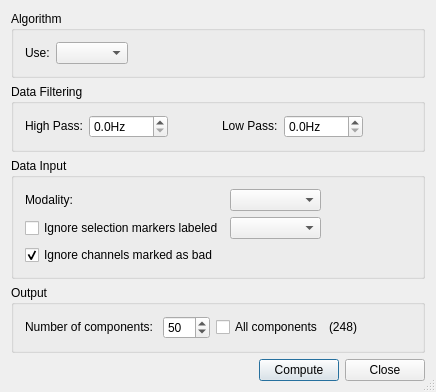
Above: src/plugins/ICA/ICASettings.ui from HIP-infrastructure/anywave-code before the change. Below: the same form after it.
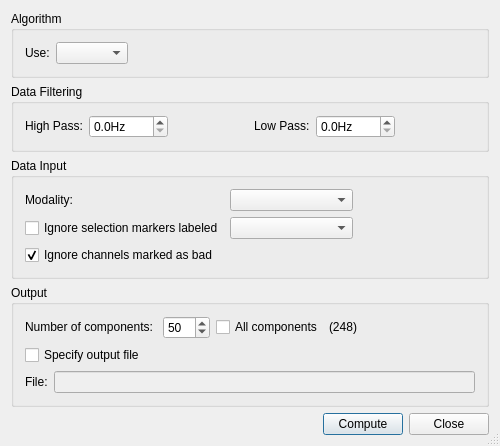
That is the form after the change. Icons and pictures are not drawn.

Commit message: Fixing some things on ICA (automatic output file is created or manually chosen by the user). Still working on averaging.

```diff
--- a/src/plugins/ICA/ICASettings.ui
+++ b/src/plugins/ICA/ICASettings.ui
@@ -6,8 +6,8 @@
    <rect>
     <x>0</x>
     <y>0</y>
-    <width>436</width>
-    <height>377</height>
+    <width>500</width>
+    <height>412</height>
    </rect>
   </property>
   <property name="windowTitle">
@@ -23,8 +23,6 @@
   <property name="modal">
    <bool>true</bool>
   </property>
-  <layout class="QGridLayout" name="gridLayout_6">
-   <item row="0" column="0">
     <layout class="QVBoxLayout" name="verticalLayout_2">
      <item>
       <widget class="QGroupBox" name="groupBox_4">
@@ -283,8 +281,6 @@
        <property name="title">
         <string>Output</string>
        </property>
-       <layout class="QGridLayout" name="gridLayout_2">
-        <item row="0" column="0">
          <layout class="QVBoxLayout" name="verticalLayout">
           <item>
            <layout class="QHBoxLayout" name="horizontalLayout_2">
@@ -356,6 +352,30 @@
               </property>
               <property name="sizeHint" stdset="0">
                <size>
+            <width>37</width>
+            <height>13</height>
+           </size>
+          </property>
+         </spacer>
+        </item>
+       </layout>
+      </item>
+      <item>
+       <layout class="QHBoxLayout" name="horizontalLayout_3">
+        <item>
+         <widget class="QCheckBox" name="checkBox">
+          <property name="text">
+           <string>Specify output file</string>
+          </property>
+         </widget>
+        </item>
+        <item>
+         <spacer name="horizontalSpacer_7">
+          <property name="orientation">
+           <enum>Qt::Horizontal</enum>
+          </property>
+          <property name="sizeHint" stdset="0">
+           <size>
                 <width>40</width>
                 <height>20</height>
                </size>
@@ -363,6 +383,22 @@
              </spacer>
             </item>
            </layout>
+      </item>
+      <item>
+       <layout class="QHBoxLayout" name="horizontalLayout_5">
+        <item>
+         <widget class="QLabel" name="label">
+          <property name="text">
+           <string>File:</string>
+          </property>
+         </widget>
+        </item>
+        <item>
+         <widget class="QLineEdit" name="lineEditFilename">
+          <property name="enabled">
+           <bool>false</bool>
+          </property>
+         </widget>
           </item>
          </layout>
         </item>
@@ -377,7 +413,7 @@
        <property name="sizeHint" stdset="0">
         <size>
          <width>17</width>
-         <height>13</height>
+       <height>11</height>
         </size>
        </property>
       </spacer>
@@ -414,8 +450,6 @@
       </layout>
      </item>
     </layout>
-   </item>
-  </layout>
  </widget>
  <layoutdefault spacing="6" margin="11"/>
  <resources>
```
Left out of the diff: 24 changed lines with no effect on the pictures. Lines whose indentation alone changed are shown as unchanged. The commit also changes 20 other files.
